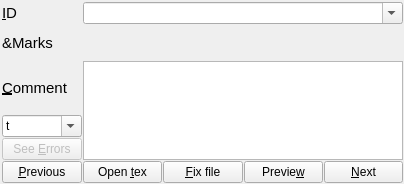
The window that grader_improved/grader_editor.ui (shubhamshuklaer/autog) describes before a commit, drawn with Qt 5.
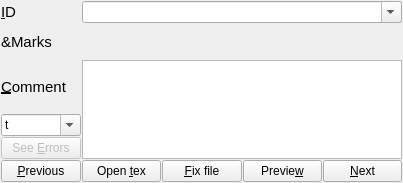
The same window after the commit.

Commit message: Refractored grader_project_load and constants.h

What changed in the file:
```diff
--- a/grader_improved/grader_editor.ui
+++ b/grader_improved/grader_editor.ui
@@ -6,8 +6,8 @@
    <rect>
     <x>0</x>
     <y>0</y>
-    <width>404</width>
-    <height>184</height>
+    <width>403</width>
+    <height>183</height>
    </rect>
   </property>
   <property name="sizePolicy">
@@ -19,11 +19,11 @@
   <property name="windowTitle">
    <string>Form</string>
   </property>
-  <widget class="QWidget" name="layoutWidget">
+  <widget class="QWidget" name="">
    <property name="geometry">
     <rect>
-     <x>2</x>
-     <y>2</y>
+     <x>1</x>
+     <y>1</y>
      <width>401</width>
      <height>181</height>
     </rect>
```
Left out of the diff: 4 changed lines with no effect on the pictures. The commit also changes 9 other files.
